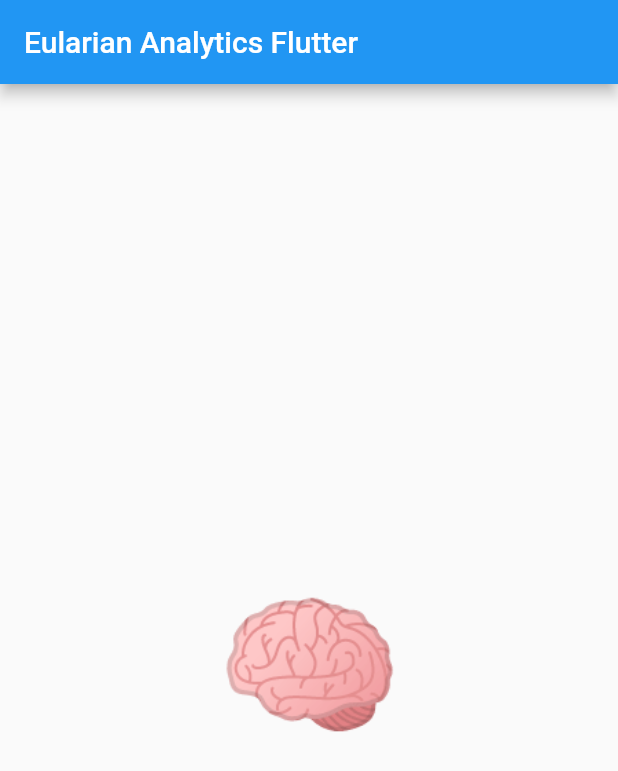
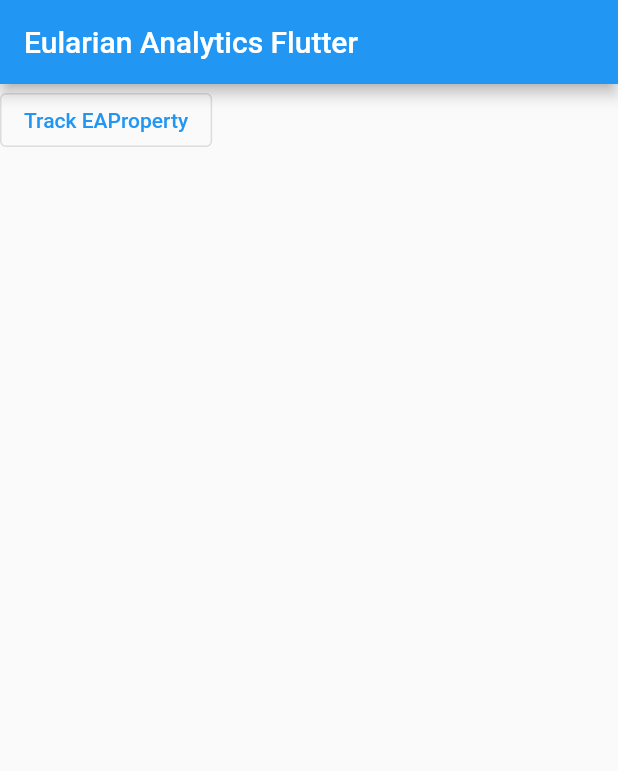
Before and after one commit to EulerianTechnologies/eanalytics-flutter, a Flutter app: the screen it shows after launch, on a phone screen of 412 x 824 dp. Shown: the top 771 px of the screen. Run offline on Flutter 3.47's test engine with Material 2 defaults, Android fonts, the phone set to English and light mode, and no system bars; our stand-ins replace device_info_plus, logger, package_info, shared_preferences; missing offline and left inert: advertising_id.

Commit message:
chore: update example app

```diff
--- a/example/lib/main.dart
+++ b/example/lib/main.dart
@@ -1,4 +1,5 @@
 import 'package:eanalytics/eanalytics.dart';
+import 'package:eanalytics/models/EAProperties.dart';
 import 'package:flutter/material.dart';
 
 void main() {
@@ -16,7 +17,7 @@ class Home extends StatefulWidget {
 class _HomeState extends State<Home> {
   @override
   void initState() {
-    Eulerian.init('lostsolution.io', requestTrackingAuthorization: true);
+    Eulerian.init('et.eulerian.net', requestTrackingAuthorization: true);
     super.initState();
   }
 
@@ -26,11 +27,15 @@ class _HomeState extends State<Home> {
       appBar: AppBar(
         title: const Text('Eularian Analytics Flutter'),
       ),
-      body: Center(
-        child: Text(
-          '🧠',
-          style: TextStyle(fontSize: 100.0),
-        ),
+      body: Row(
+        children: [
+          OutlinedButton(
+            onPressed: () {
+              Eulerian.track([new EAProperties()]);
+            },
+            child: Text('Track EAProperty'),
+          )
+        ],
       ),
     );
   }
```
Also changed, not shown: 1 other file.
